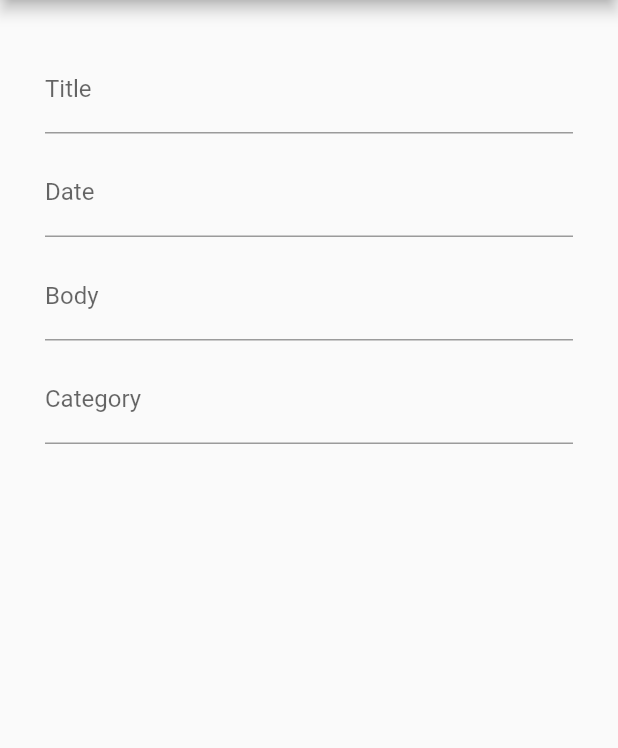
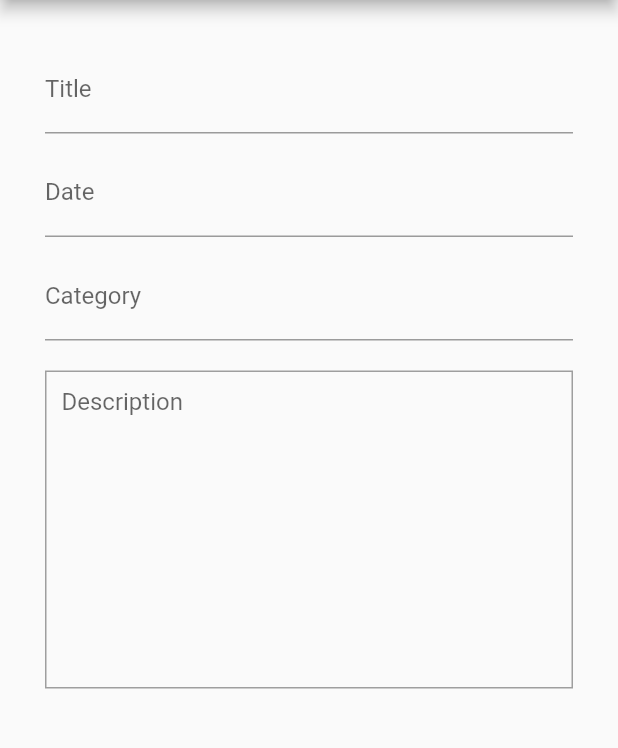
Before and after one commit to parikshitg/flutter_teacher_app, a Flutter app: the AddEvent screen opened by its route, on a phone screen of 412 x 824 dp, the part 84-832 px from its top. Run offline on Flutter 3.47's test engine with Material 2 defaults, Android fonts, the phone set to English and light mode, and no system bars; our stand-ins replace flutter_vector_icons, font_awesome_flutter, image_picker.

Commit message:
text area done

```diff
--- a/lib/screens/events/add_event.dart
+++ b/lib/screens/events/add_event.dart
@@ -101,7 +101,6 @@ class _AddEventState extends State<AddEvent> {
                     TextFormField(
                       initialValue: _title,
                       decoration: InputDecoration(
-
                         labelText: 'Title',
                       ),
                       validator: (input) => input.trim().length < 1
@@ -115,7 +114,6 @@ class _AddEventState extends State<AddEvent> {
                     TextFormField(
                       controller: _dateController,
                       decoration: InputDecoration(
-
                         labelText: 'Date',
                       ),
                       onTap: () {
@@ -143,23 +141,28 @@ class _AddEventState extends State<AddEvent> {
                       height: 10.0,
                     ),
                     TextFormField(
-                      initialValue: _body,
-                      decoration: InputDecoration(
-
-                        labelText: 'Body',
-                      ),
-                      onSaved: (input) => _body = input,
-                    ),
-                    SizedBox(
-                      height: 10.0,
-                    ),
-                    TextFormField(
                       initialValue: _category,
                       decoration: InputDecoration(
-
                         labelText: 'Category',
                       ),
                       onSaved: (input) => _category = input,
+                    ),
+                    SizedBox(
+                      height: 20.0,
+                    ),
+                    Container(
+                      decoration: BoxDecoration(
+                          border: Border.all(color: Colors.grey)),
+                      child: Padding(
+                        padding: EdgeInsets.all(10.0),
+                        child: TextFormField(
+                          maxLines: 10,
+                          decoration: InputDecoration.collapsed(
+                            hintText: 'Description',
+                          ),
+                          onSaved: (input) => _body = input,
+                        ),
+                      ),
                     ),
                   ],
                 ),
--- a/lib/screens/notes/notes_homescreen.dart
+++ b/lib/screens/notes/notes_homescreen.dart
@@ -41,7 +41,7 @@ class _NotesHomescreenState extends State<NotesHomescreen> {
                 child: ListTile(
                   onTap: () => Navigator.pushNamed(context, AddNote.id),
                   title: Text(tx.title, style: TextStyle(fontWeight: FontWeight.w600),),
-                  subtitle: Text(tx.noteDate, style: TextStyle(color: Colors.grey, fontSize: 12.0, fontStyle: FontStyle.italic),),
+                  subtitle: Text(tx.noteDate.toString(), style: TextStyle(color: Colors.grey, fontSize: 12.0, fontStyle: FontStyle.italic),),
                 ),
             );
           }).toList(),
```
Also changed, not shown: lib/models/note_model.dart (+12 -12 lines), lib/screens/notes/addnote_screen.dart (+32 -2 lines).
